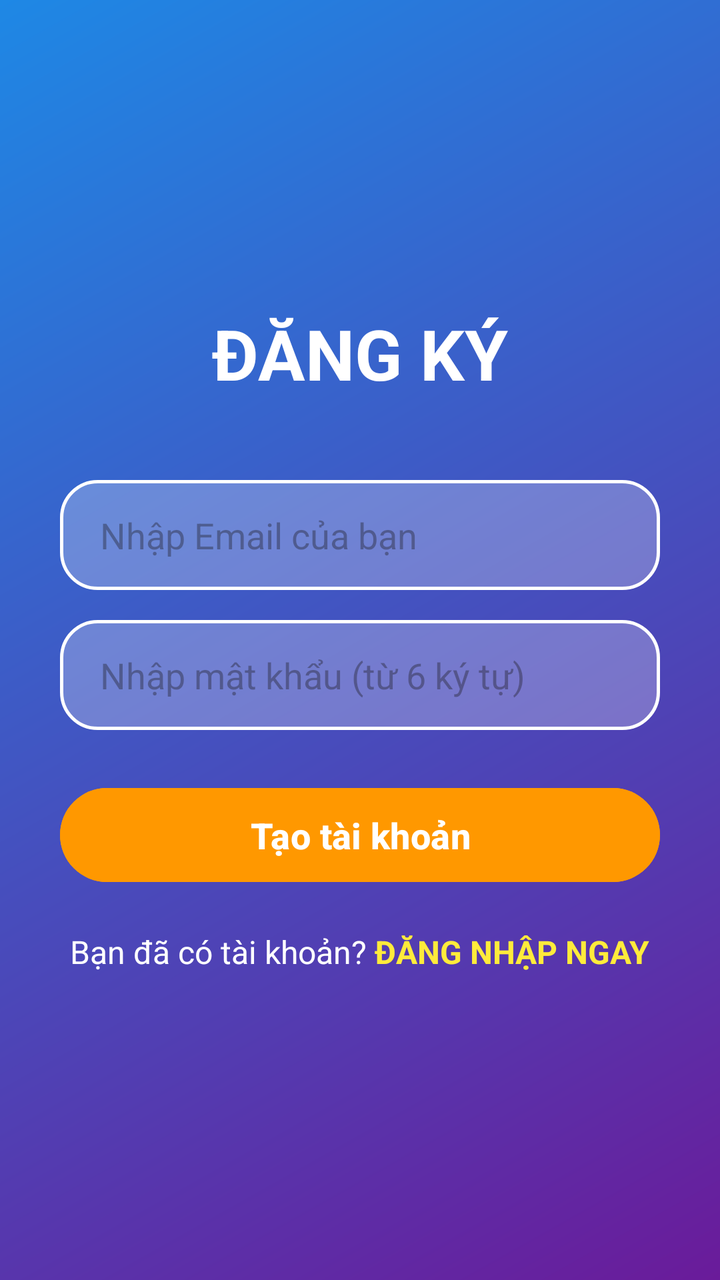
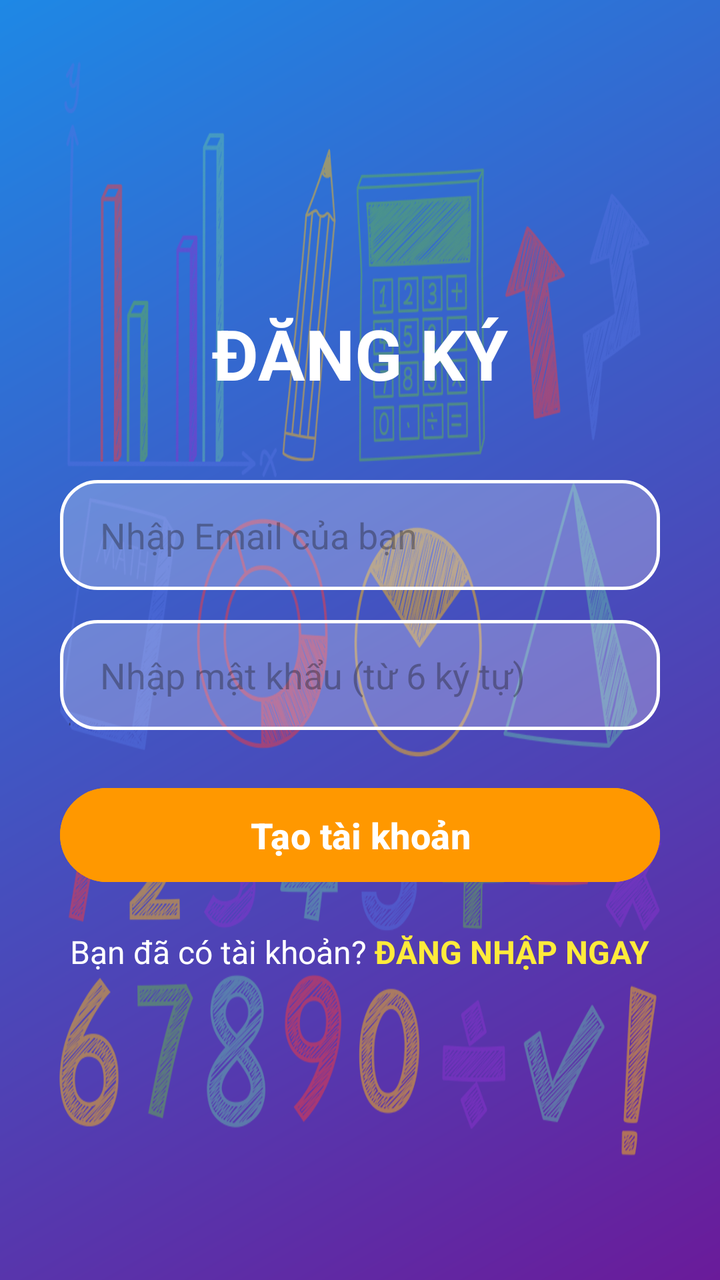

The first picture is an Android layout as it rendered before a commit; the second is the same layout after the commit. The layout source and the unified diff follow.
<!-- AndroidManifest.xml: application theme Theme.MyApplication -->
<!-- res/layout/activity_register.xml -->
<?xml version="1.0" encoding="utf-8"?>
<LinearLayout xmlns:android="http://schemas.android.com/apk/res/android"
    android:id="@+id/main"
    android:layout_width="match_parent"
    android:layout_height="match_parent"
    android:background="@drawable/background_gradient"
    android:orientation="vertical"
    android:padding="30dp"
    android:gravity="center">

    <TextView
        android:layout_width="wrap_content"
        android:layout_height="wrap_content"
        android:text="ĐĂNG KÝ"
        android:textColor="#FFFFFF"
        android:textSize="35sp"
        android:textStyle="bold"
        android:layout_marginBottom="40dp"/>

    <EditText
        android:id="@+id/edtEmail"
        android:layout_width="match_parent"
        android:layout_height="55dp"
        android:background="@drawable/button_rounded"
        android:hint="Nhập Email của bạn"
        android:inputType="textEmailAddress"
        android:paddingLeft="20dp"
        android:layout_marginBottom="15dp"
        android:textColor="#000000"/>

    <EditText
        android:id="@+id/edtPassword"
        android:layout_width="match_parent"
        android:layout_height="55dp"
        android:background="@drawable/button_rounded"
        android:hint="Nhập mật khẩu (từ 6 ký tự)"
        android:inputType="textPassword"
        android:paddingLeft="20dp"
        android:layout_marginBottom="25dp"
        android:textColor="#000000"/>

    <Button
        android:id="@+id/btnRegister"
        android:layout_width="match_parent"
        android:layout_height="55dp"
        android:text="Tạo tài khoản"
        android:backgroundTint="#FF9800"
        android:textColor="#FFFFFF"
        android:textSize="18sp"
        android:textStyle="bold"/>
    <LinearLayout
        android:layout_width="wrap_content"
        android:layout_height="wrap_content"
        android:orientation="horizontal"
        android:layout_marginTop="20dp">

        <TextView
            android:layout_width="wrap_content"
            android:layout_height="wrap_content"
            android:text="Bạn đã có tài khoản? "
            android:textColor="#FFFFFF"
            android:textSize="16sp"/>

        <TextView
            android:id="@+id/txtGoToLogin"
            android:layout_width="wrap_content"
            android:layout_height="wrap_content"
            android:text="ĐĂNG NHẬP NGAY"
            android:textColor="#FFEB3B"
            android:textStyle="bold"
            android:textSize="16sp"
            android:background="?android:attr/selectableItemBackground"
            android:focusable="true"
            android:clickable="true"/>
    </LinearLayout>

</LinearLayout>
<!-- resources referenced by this layout -->
<resources>
  <!-- drawable background_gradient (drawable) -->
  <?xml version="1.0" encoding="utf-8"?>
  <shape xmlns:android="http://schemas.android.com/apk/res/android">
      <gradient
          android:startColor="#6A1B9A"
          android:endColor="#1E88E5"
          android:angle="135"/>
  </shape>
  <!-- drawable button_rounded (drawable) -->
  <?xml version="1.0" encoding="utf-8"?>
  <selector xmlns:android="http://schemas.android.com/apk/res/android">
      <item android:state_pressed="true">
          <shape>
              <solid android:color="#80FFFFFF" />
              <stroke android:width="2dp" android:color="#FFFFFF" />
              <corners android:radius="18dp" />
          </shape>
      </item>
  
      <item>
          <shape>
              <solid android:color="#40FFFFFF" />
              <stroke android:width="1.5dp" android:color="#FFFFFF" />
              <corners android:radius="18dp" />
          </shape>
      </item>
  </selector>
  <style name="Theme.MyApplication" parent="Base.Theme.MyApplication" />
  <style name="Base.Theme.MyApplication" parent="Theme.Material3.DayNight.NoActionBar">
          
          
      </style>
</resources>

<!-- the commit's change to res/layout/activity_register.xml (unified diff, before → after) -->
@@ -1,77 +1,98 @@
 <?xml version="1.0" encoding="utf-8"?>
-<LinearLayout xmlns:android="http://schemas.android.com/apk/res/android"
-    android:id="@+id/main"
+<FrameLayout xmlns:android="http://schemas.android.com/apk/res/android"
     android:layout_width="match_parent"
-    android:layout_height="match_parent"
-    android:background="@drawable/background_gradient"
-    android:orientation="vertical"
-    android:padding="30dp"
-    android:gravity="center">
+    android:layout_height="match_parent">
 
-    <TextView
-        android:layout_width="wrap_content"
-        android:layout_height="wrap_content"
-        android:text="ĐĂNG KÝ"
-        android:textColor="#FFFFFF"
-        android:textSize="35sp"
-        android:textStyle="bold"
-        android:layout_marginBottom="40dp"/>
+    <View
+        android:layout_width="match_parent"
+        android:layout_height="match_parent"
+        android:background="@drawable/background_gradient" />
 
-    <EditText
-        android:id="@+id/edtEmail"
+    <ImageView
         android:layout_width="match_parent"
-        android:layout_height="55dp"
-        android:background="@drawable/button_rounded"
-        android:hint="Nhập Email của bạn"
-        android:inputType="textEmailAddress"
-        android:paddingLeft="20dp"
-        android:layout_marginBottom="15dp"
-        android:textColor="#000000"/>
+        android:layout_height="match_parent"
+        android:src="@drawable/math2"
+        android:scaleType="fitXY"
+        android:tileModeX="repeat"
+        android:tileModeY="repeat"
+        android:alpha="0.5" />
 
-    <EditText
-        android:id="@+id/edtPassword"
+    <LinearLayout
+        android:id="@+id/main"
         android:layout_width="match_parent"
-        android:layout_height="55dp"
-        android:background="@drawable/button_rounded"
-        android:hint="Nhập mật khẩu (từ 6 ký tự)"
-        android:inputType="textPassword"
-        android:paddingLeft="20dp"
-        android:layout_marginBottom="25dp"
-        android:textColor="#000000"/>
-
-    <Button
-        android:id="@+id/btnRegister"
-        android:layout_width="match_parent"
-        android:layout_height="55dp"
-        android:text="Tạo tài khoản"
-        android:backgroundTint="#FF9800"
-        android:textColor="#FFFFFF"
-        android:textSize="18sp"
-        android:textStyle="bold"/>
-    <LinearLayout
-        android:layout_width="wrap_content"
-        android:layout_height="wrap_content"
-        android:orientation="horizontal"
-        android:layout_marginTop="20dp">
+        android:layout_height="match_parent"
+        android:orientation="vertical"
+        android:padding="30dp"
+        android:gravity="center">
 
         <TextView
             android:layout_width="wrap_content"
             android:layout_height="wrap_content"
-            android:text="Bạn đã có tài khoản? "
+            android:text="ĐĂNG KÝ"
             android:textColor="#FFFFFF"
-            android:textSize="16sp"/>
+            android:textSize="35sp"
+            android:textStyle="bold"
+            android:layout_marginBottom="40dp"/>
 
-        <TextView
-            android:id="@+id/txtGoToLogin"
+        <EditText
+            android:id="@+id/edtEmail"
+            android:layout_width="match_parent"
+            android:layout_height="55dp"
+            android:background="@drawable/button_rounded"
+            android:hint="Nhập Email của bạn"
+            android:inputType="textEmailAddress"
+            android:paddingLeft="20dp"
+            android:layout_marginBottom="15dp"
+            android:textColor="#000000"
+            android:autofillHints="emailAddress"/>
+
+        <EditText
+            android:id="@+id/edtPassword"
+            android:layout_width="match_parent"
+            android:layout_height="55dp"
+            android:background="@drawable/button_rounded"
+            android:hint="Nhập mật khẩu (từ 6 ký tự)"
+            android:inputType="textPassword"
+            android:paddingLeft="20dp"
+            android:layout_marginBottom="25dp"
+            android:textColor="#000000"
+            android:autofillHints="password"/>
+
+        <Button
+            android:id="@+id/btnRegister"
+            android:layout_width="match_parent"
+            android:layout_height="55dp"
+            android:text="Tạo tài khoản"
+            android:backgroundTint="#FF9800"
+            android:textColor="#FFFFFF"
+            android:textSize="18sp"
+            android:textStyle="bold"/>
+
+        <LinearLayout
             android:layout_width="wrap_content"
             android:layout_height="wrap_content"
-            android:text="ĐĂNG NHẬP NGAY"
-            android:textColor="#FFEB3B"
-            android:textStyle="bold"
-            android:textSize="16sp"
-            android:background="?android:attr/selectableItemBackground"
-            android:focusable="true"
-            android:clickable="true"/>
+            android:orientation="horizontal"
+            android:layout_marginTop="20dp">
+
+            <TextView
+                android:layout_width="wrap_content"
+                android:layout_height="wrap_content"
+                android:text="Bạn đã có tài khoản? "
+                android:textColor="#FFFFFF"
+                android:textSize="16sp"/>
+
+            <TextView
+                android:id="@+id/txtGoToLogin"
+                android:layout_width="wrap_content"
+                android:layout_height="wrap_content"
+                android:text="ĐĂNG NHẬP NGAY"
+                android:textColor="#FFEB3B"
+                android:textStyle="bold"
+                android:textSize="16sp"
+                android:background="?android:attr/selectableItemBackground"
+                android:focusable="true"
+                android:clickable="true"/>
+        </LinearLayout>
+
     </LinearLayout>
-
-</LinearLayout>
+</FrameLayout>
<!-- resource entries referenced after the edit -->
@@ -27,6 +27,7 @@
           </shape>
       </item>
   </selector>
+  <!-- drawable math2: png bitmap (drawable, 371933 bytes) -->
   <style name="Theme.MyApplication" parent="Base.Theme.MyApplication" />
   <style name="Base.Theme.MyApplication" parent="Theme.Material3.DayNight.NoActionBar">
           
